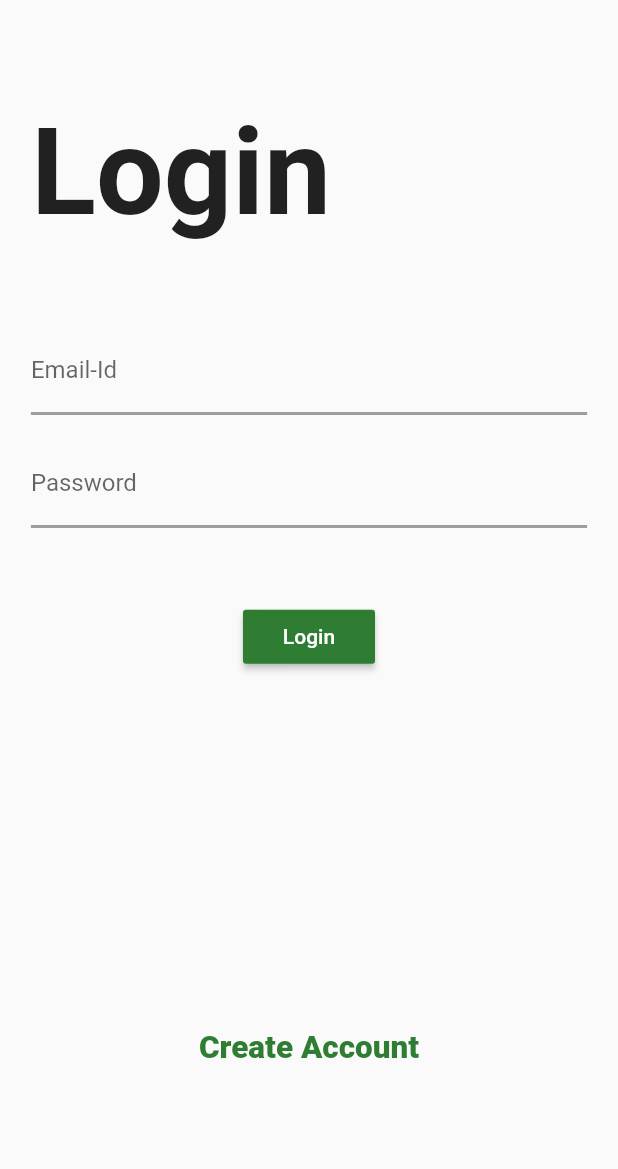
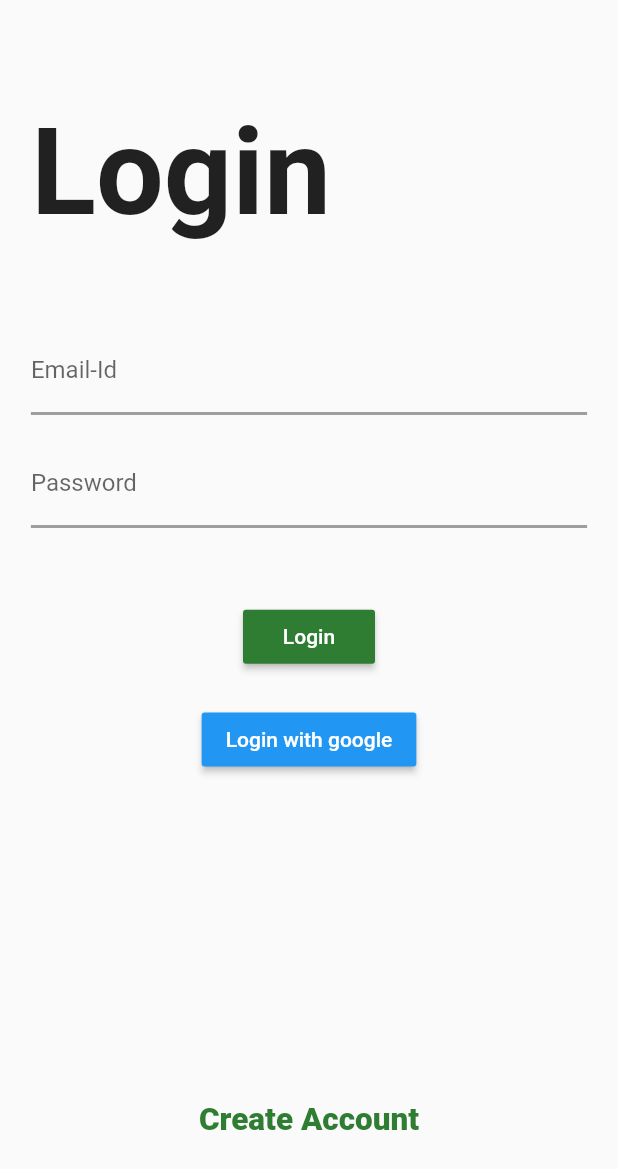
Before and after one commit to azeema11/test_app, a Flutter app: the screen it shows after launch, on a phone screen of 412 x 824 dp. Shown: the top 1169 px of the screen. Run offline on Flutter 3.47's test engine with Material 2 defaults, Android fonts, the phone set to English and light mode, and no system bars; our stand-ins replace bloc, cloud_firestore, firebase_auth, firebase_core, flutter_bloc, form_field_validator and 1 more; accounts and stored records are empty.

Commit message:
final commit

```diff
--- a/lib/Repository/auth.dart
+++ b/lib/Repository/auth.dart
@@ -38,7 +38,9 @@ class Auth{
       accessToken: googleAuth.accessToken,
       idToken: googleAuth.idToken,
     );
-    await auth.signInWithCredential(credential).then((value) => usr = value.user);
+    await auth.signInWithCredential(credential).then((value) => usr = value.user).whenComplete(() async{
+      await FirebaseFirestore.instance.collection("Users").doc(usr.uid).set({"Name": usr.displayName, "Email": usr.email});
+    });
   }
 
   Future register(email, password, name) async {
--- a/lib/Screens/login.dart
+++ b/lib/Screens/login.dart
@@ -100,7 +100,7 @@ class _Login extends State<Login> {
                     ),
                   ),
                   SizedBox(height: MediaQuery.of(context).size.height / 40),
-                  /*Center(
+                  Center(
                     child: RaisedButton(
                       color: Colors.blue,
                       textColor: Colors.white,
@@ -116,7 +116,7 @@ class _Login extends State<Login> {
                         ),
                       ),
                     ),
-                  ),*/
+                  ),
                   SizedBox(height: MediaQuery.of(context).size.height / 4),
                   Center(
                     child: FlatButton(
```
Also changed, not shown: 2 other files.
